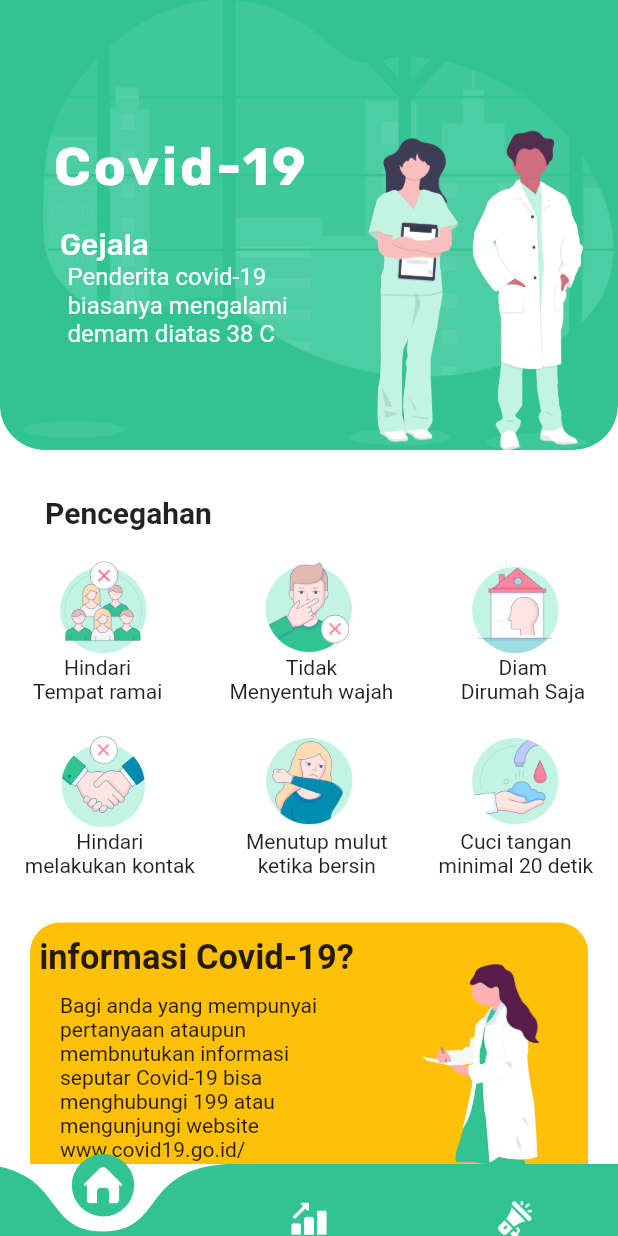
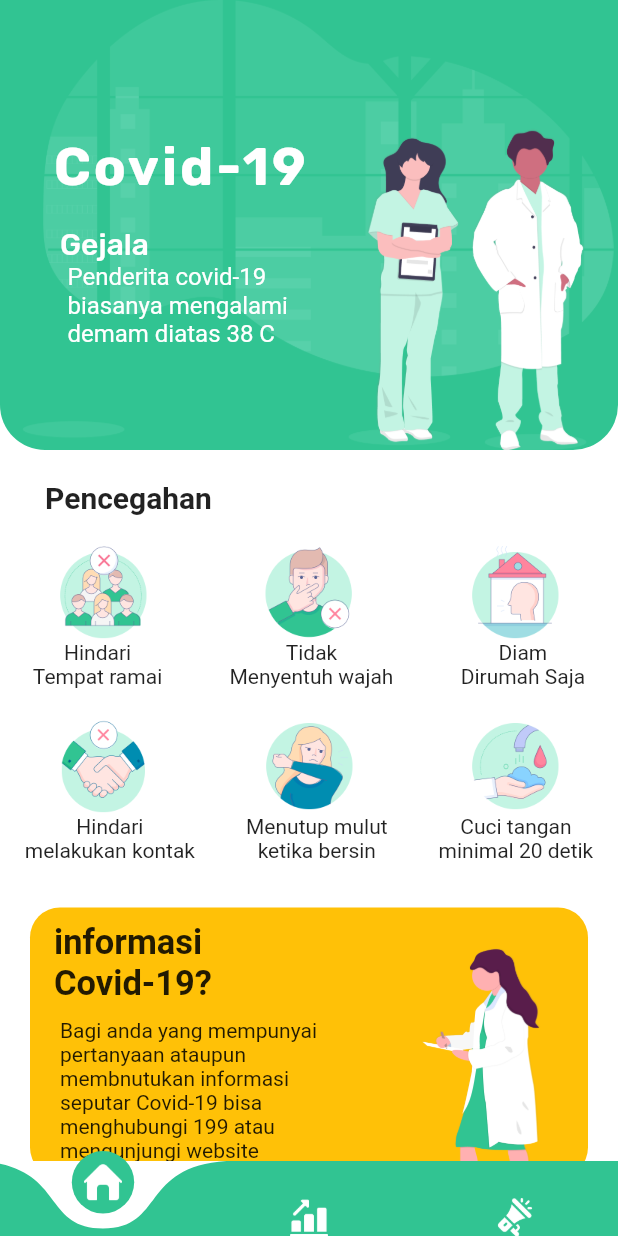
Before and after one commit to hanifann/latihan-flutter, a Flutter app: the screen it shows after launch, on a phone screen of 412 x 824 dp. Run offline on Flutter 3.47's test engine with Material 2 defaults, Android fonts, the phone set to English and light mode, and no system bars; drawn by our look-alikes of carousel_slider, curved_navigation_bar; our stand-ins replace google_fonts; network calls fail.

Commit message:
edit statistic page

```diff
--- a/lib/ui/home.dart
+++ b/lib/ui/home.dart
@@ -98,9 +98,8 @@ class _HomeState extends State<Home> {
                   ],),
               ),
             ),
-            SizedBox(height: 30,),
             Container(
-              margin: EdgeInsets.only(left: 30),
+              margin: EdgeInsets.only(left: 30, top: 20),
               child: Text('Pencegahan',
               style: GoogleFonts.roboto(
                 textStyle: TextStyle(
@@ -166,14 +165,17 @@ class _HomeState extends State<Home> {
                     padding: const EdgeInsets.only(right: 150, top: 10),
                     child: Column(
                       children: <Widget>[
-                        Text('informasi Covid-19?',
-                        style: TextStyle(
-                          fontSize: 23,
-                          fontWeight: FontWeight.bold
+                        Padding(
+                          padding: const EdgeInsets.only(left: 16),
+                          child: Text('informasi Covid-19?',
+                          style: TextStyle(
+                            fontSize: 23,
+                            fontWeight: FontWeight.bold
+                            ),
                           ),
                         ),
                         Padding(
-                          padding: const EdgeInsets.only(top: 10, left: 20),
+                          padding: const EdgeInsets.only(top: 10, left: 20,),
                           child: Text('Bagi anda yang mempunyai pertanyaan ataupun membnutukan informasi seputar Covid-19 bisa menghubungi 199 atau mengunjungi website www.covid19.go.id/'),
                         )
                       ],
--- a/lib/ui/nav.dart
+++ b/lib/ui/nav.dart
@@ -47,7 +47,7 @@ class _NavState extends State<Nav> {
     return Scaffold(
         bottomNavigationBar: CurvedNavigationBar(
           key: _bottomNavigationKey,
-          height: 48,
+          height: 50,
           color: Color.fromRGBO(49, 196, 146, 1),
           backgroundColor: Color.fromRGBO(255, 255, 255, 1),
           items: <Widget>[
@@ -61,12 +61,7 @@ class _NavState extends State<Nav> {
             });
           },
         ),
-        body: Container(
-          color: Colors.blueAccent,
-          child: Center(
-            child: _showPage,
-            ),
-          ),
+        body: _showPage
         );
   }
 }
```
Also changed, not shown: lib/ui/stats.dart (+5 -5 lines).
